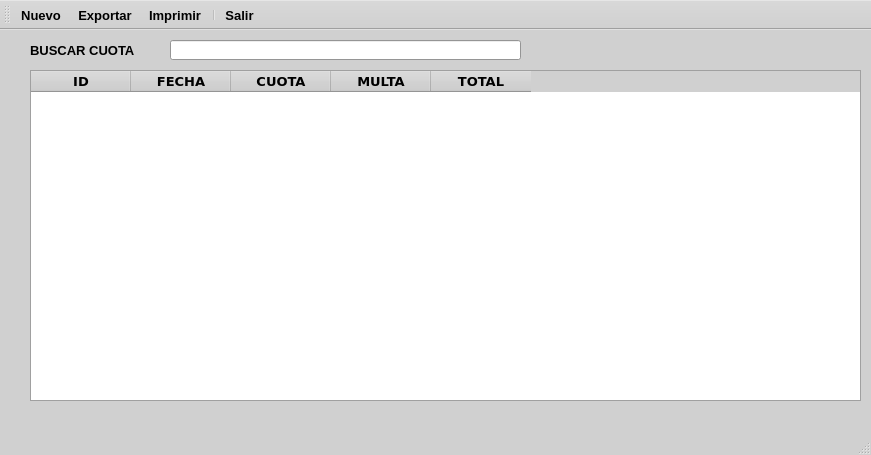
Qt form ui/lista_cuotas.ui (EdwardsBC/SutrakomaqV2) before a commit.
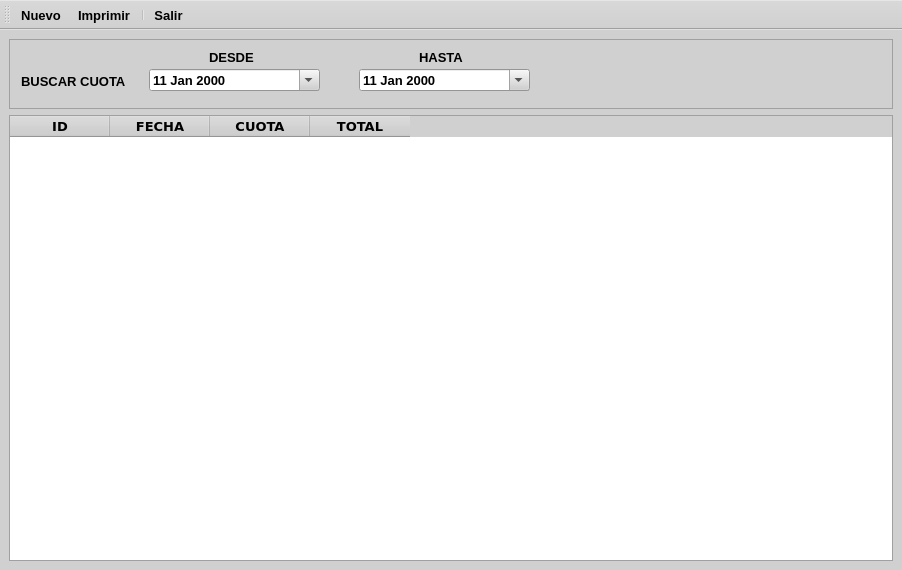
The same form after that commit. Icons and pictures are not drawn.

Patch:
```diff
--- a/ui/lista_cuotas.ui
+++ b/ui/lista_cuotas.ui
@@ -6,8 +6,8 @@
    <rect>
     <x>0</x>
     <y>0</y>
-    <width>871</width>
-    <height>455</height>
+    <width>902</width>
+    <height>570</height>
    </rect>
   </property>
   <property name="palette">
@@ -462,12 +462,27 @@
    <string>MainWindow</string>
   </property>
   <widget class="QWidget" name="centralwidget">
+   <layout class="QVBoxLayout" name="verticalLayout">
+    <item>
+     <widget class="QFrame" name="frame">
+      <property name="minimumSize">
+       <size>
+        <width>800</width>
+        <height>70</height>
+       </size>
+      </property>
+      <property name="frameShape">
+       <enum>QFrame::Shape::StyledPanel</enum>
+      </property>
+      <property name="frameShadow">
+       <enum>QFrame::Shadow::Raised</enum>
+      </property>
    <widget class="QLabel" name="label">
     <property name="geometry">
      <rect>
-      <x>30</x>
-      <y>12</y>
-      <width>131</width>
+         <x>12</x>
+         <y>34</y>
+         <width>111</width>
       <height>16</height>
      </rect>
     </property>
@@ -475,25 +490,94 @@
      <string>BUSCAR CUOTA</string>
     </property>
    </widget>
-   <widget class="QLineEdit" name="lineEdit">
+      <widget class="QLabel" name="label_2">
     <property name="geometry">
      <rect>
-      <x>170</x>
+         <x>200</x>
       <y>10</y>
-      <width>351</width>
-      <height>20</height>
-     </rect>
-    </property>
-   </widget>
+         <width>51</width>
+         <height>16</height>
+        </rect>
+       </property>
+       <property name="text">
+        <string>DESDE</string>
+       </property>
+      </widget>
+      <widget class="QDateEdit" name="dateEdit">
+       <property name="geometry">
+        <rect>
+         <x>140</x>
+         <y>30</y>
+         <width>171</width>
+         <height>22</height>
+        </rect>
+       </property>
+       <property name="frame">
+        <bool>true</bool>
+       </property>
+       <property name="dateTime">
+        <datetime>
+         <hour>0</hour>
+         <minute>0</minute>
+         <second>0</second>
+         <year>2000</year>
+         <month>1</month>
+         <day>11</day>
+        </datetime>
+       </property>
+       <property name="currentSection">
+        <enum>QDateTimeEdit::Section::DaySection</enum>
+       </property>
+       <property name="calendarPopup">
+        <bool>true</bool>
+       </property>
+      </widget>
+      <widget class="QLabel" name="label_3">
+       <property name="geometry">
+        <rect>
+         <x>410</x>
+         <y>10</y>
+         <width>51</width>
+         <height>16</height>
+        </rect>
+       </property>
+       <property name="text">
+        <string>HASTA</string>
+       </property>
+      </widget>
+      <widget class="QDateEdit" name="dateEdit_2">
+       <property name="geometry">
+        <rect>
+         <x>350</x>
+         <y>30</y>
+         <width>171</width>
+         <height>22</height>
+        </rect>
+       </property>
+       <property name="frame">
+        <bool>true</bool>
+       </property>
+       <property name="dateTime">
+        <datetime>
+         <hour>5</hour>
+         <minute>0</minute>
+         <second>0</second>
+         <year>2000</year>
+         <month>1</month>
+         <day>11</day>
+        </datetime>
+       </property>
+       <property name="currentSection">
+        <enum>QDateTimeEdit::Section::DaySection</enum>
+       </property>
+       <property name="calendarPopup">
+        <bool>true</bool>
+       </property>
+      </widget>
+     </widget>
+    </item>
+    <item>
    <widget class="QTableWidget" name="tableWidget">
-    <property name="geometry">
-     <rect>
-      <x>30</x>
-      <y>40</y>
-      <width>831</width>
-      <height>331</height>
-     </rect>
-    </property>
     <property name="font">
      <font>
       <family>Verdana</family>
@@ -516,29 +600,15 @@
       <string>CUOTA</string>
      </property>
     </column>
-    <column>
-     <property name="text">
-      <string>MULTA</string>
-     </property>
-    </column>
     <column>
      <property name="text">
       <string>TOTAL</string>
      </property>
     </column>
    </widget>
+    </item>
+   </layout>
   </widget>
-  <widget class="QMenuBar" name="menubar">
-   <property name="geometry">
-    <rect>
-     <x>0</x>
-     <y>0</y>
-     <width>871</width>
-     <height>23</height>
-    </rect>
-   </property>
-  </widget>
-  <widget class="QStatusBar" name="statusbar"/>
   <widget class="QToolBar" name="toolBar">
    <property name="windowTitle">
     <string>toolBar</string>
@@ -553,7 +623,6 @@
     <bool>false</bool>
    </attribute>
    <addaction name="actionNuevo"/>
-   <addaction name="actionExportar"/>
    <addaction name="actionImprimir"/>
    <addaction name="separator"/>
    <addaction name="actionSalir"/>
@@ -567,15 +636,6 @@
     <string>Nuevo</string>
    </property>
   </action>
-  <action name="actionExportar">
-   <property name="icon">
-    <iconset resource="../resources.qrc">
-     <normaloff>:/icons/resources/icons/exportar.png</normaloff>:/icons/resources/icons/exportar.png</iconset>
-   </property>
-   <property name="text">
-    <string>Exportar</string>
-   </property>
-  </action>
   <action name="actionImprimir">
    <property name="icon">
     <iconset resource="../resources.qrc">
```
Left out of the diff: 2 changed lines with no effect on the pictures. Lines whose indentation alone changed are shown as unchanged.
